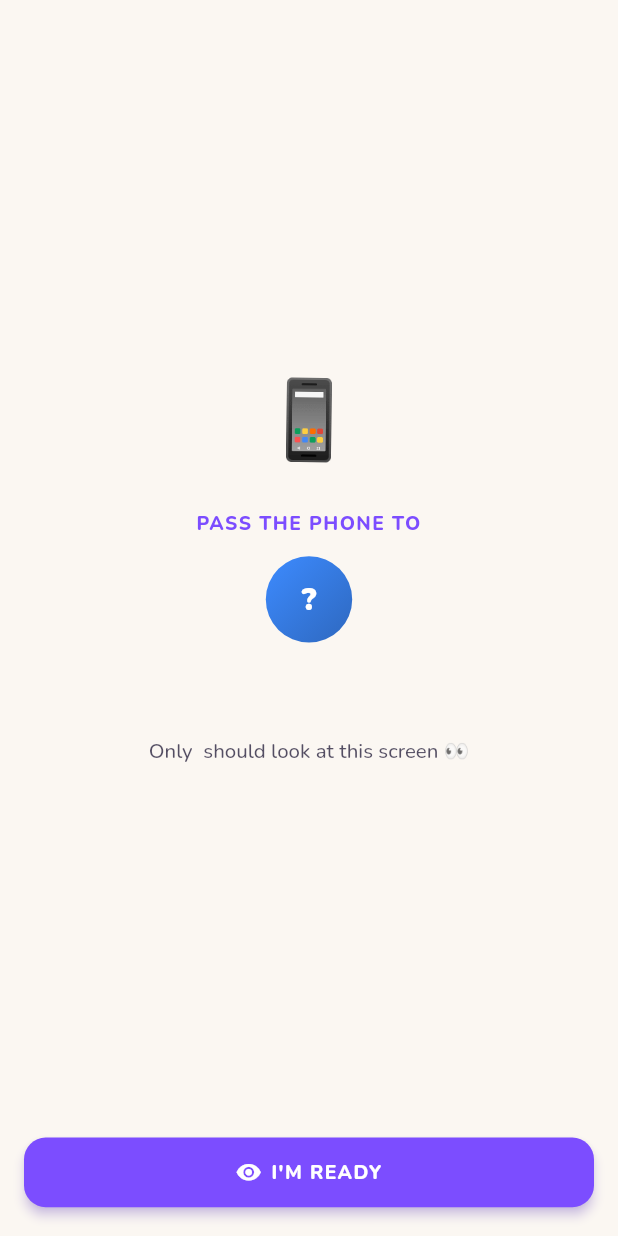
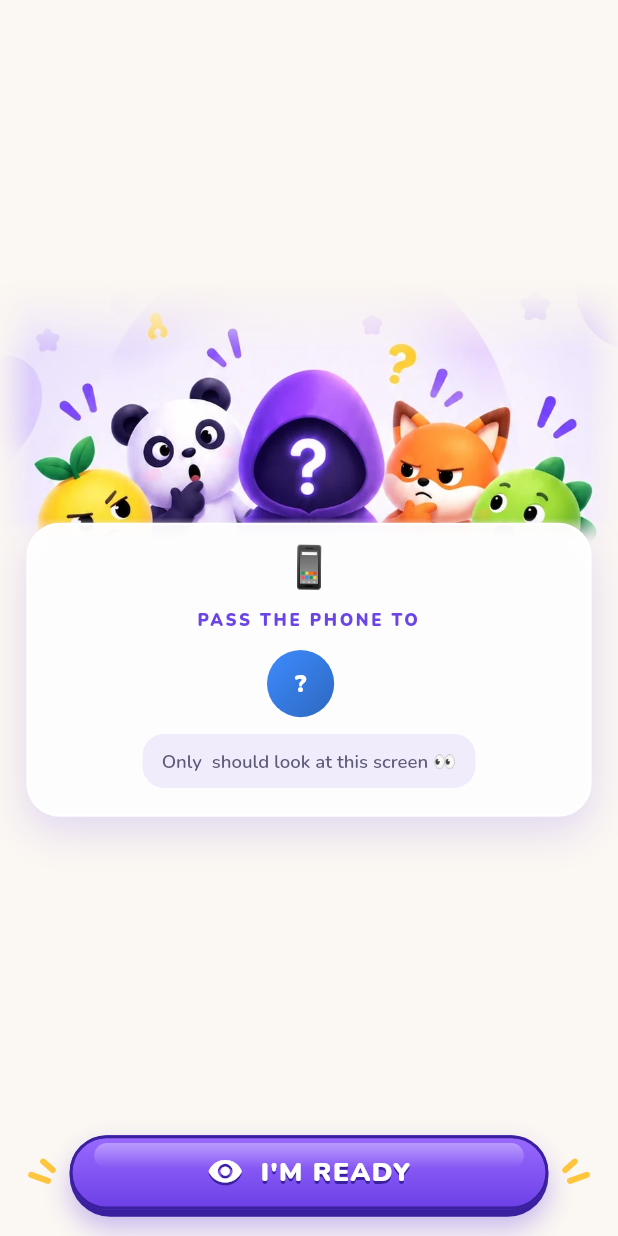
Before and after one commit to TheSinghPranjal/undercover, a Flutter app: the PassPhoneView widget shown alone on an empty page, opened directly with empty values, on a phone screen of 412 x 824 dp. Run offline on Flutter 3.47's test engine with Material 3 defaults, Android fonts, the phone set to English and light mode, and no system bars; our stand-ins replace flutter_riverpod, shared_preferences; accounts and stored records are empty.

Commit message:
fix : screen fixes for undercover

```diff
--- a/lib/features/imposter/presentation/screens/round_flow_screen.dart
+++ b/lib/features/imposter/presentation/screens/round_flow_screen.dart
@@ -2,6 +2,7 @@ import 'package:flutter/material.dart';
 import 'package:flutter/services.dart';
 import 'package:flutter_riverpod/flutter_riverpod.dart';
 
+import '../../../../app/theme/app_theme.dart';
 import '../../../../app/theme/app_tokens.dart';
 import '../../../../core/widgets/game_background.dart';
 import '../../domain/enums/game_phase.dart';
@@ -9,6 +10,7 @@ import '../providers/providers.dart';
 import '../providers/ui_providers.dart';
 import '../widgets/exit_round_dialog.dart';
 import '../widgets/pass_phone_view.dart';
+import '../widgets/playful_ui.dart';
 import '../widgets/reveal_view.dart';
 import '../widgets/round_ready_view.dart';
 
@@ -32,6 +34,13 @@ class _RoundFlowScreenState extends ConsumerState<RoundFlowScreen>
   void initState() {
     super.initState();
     WidgetsBinding.instance.addObserver(this);
+  }
+
+  @override
+  void didChangeDependencies() {
+    super.didChangeDependencies();
+    // The first hand-off screen appears immediately; avoid the art popping in.
+    precacheImage(const AssetImage(PassPhoneView.suspectsAsset), context);
   }
 
   @override
@@ -75,7 +84,11 @@ class _RoundFlowScreenState extends ConsumerState<RoundFlowScreen>
     final (position, total) = ref.watch(revealProgressProvider);
     final animate = animationsOn(context, ref);
     final onArt = phase == GamePhase.roundReady;
+    // Hand-off screens use the light, illustrated lavender look.
+    final onLavender =
+        phase == GamePhase.passPhone || phase == GamePhase.privacyHidden;
     final dark = Theme.of(context).brightness == Brightness.dark;
+    final fade = animate ? AppDurations.medium : Duration.zero;
 
     return PopScope(
       canPop: false,
@@ -83,7 +96,7 @@ class _RoundFlowScreenState extends ConsumerState<RoundFlowScreen>
         if (!didPop) _handleBack();
       },
       child: AnnotatedRegion<SystemUiOverlayStyle>(
-        value: onArt || dark
+        value: onArt || (dark && !onLavender)
             ? SystemUiOverlayStyle.light
             : SystemUiOverlayStyle.dark,
         child: Scaffold(
@@ -91,12 +104,19 @@ class _RoundFlowScreenState extends ConsumerState<RoundFlowScreen>
             child: Stack(
               fit: StackFit.expand,
               children: [
+                IgnorePointer(
+                  child: AnimatedOpacity(
+                    opacity: onLavender ? 1 : 0,
+                    duration: fade,
+                    child: const PlayfulBackground(child: SizedBox.expand()),
+                  ),
+                ),
                 // Kept in the tree (invisible) for the whole round so the
                 // artwork is already decoded when the round-ready view appears.
                 IgnorePointer(
                   child: AnimatedOpacity(
                     opacity: onArt ? 1 : 0,
-                    duration: animate ? AppDurations.medium : Duration.zero,
+                    duration: fade,
                     child: Image.asset(
                       RoundReadyView.backgroundAsset,
                       fit: BoxFit.cover,
@@ -107,12 +127,15 @@ class _RoundFlowScreenState extends ConsumerState<RoundFlowScreen>
                 SafeArea(
                   child: Column(
                     children: [
-                      _TopBar(
-                        phase: phase,
-                        position: position,
-                        total: total,
-                        onArt: onArt,
-                        onClose: _handleBack,
+                      Theme(
+                        data: onLavender ? AppTheme.light : Theme.of(context),
+                        child: _TopBar(
+                          phase: phase,
+                          position: position,
+                          total: total,
+                          onArt: onArt,
+                          onClose: _handleBack,
+                        ),
                       ),
                       Expanded(
                         child: AnimatedSwitcher(
--- a/lib/features/imposter/presentation/widgets/pass_phone_view.dart
+++ b/lib/features/imposter/presentation/widgets/pass_phone_view.dart
@@ -1,11 +1,15 @@
 import 'package:flutter/material.dart';
 
-import '../../../../app/theme/app_tokens.dart';
+import '../../../../app/theme/app_theme.dart';
 import '../../../../core/widgets/player_avatar.dart';
 import '../../domain/entities/player.dart';
-import 'game_button.dart';
+import 'playful_ui.dart';
 
 /// "Pass the phone to …" – shows nothing secret.
+///
+/// The suspects from the home art peek over the name card. Drawn over the
+/// lavender [PlayfulBackground] (see the round flow screen), so it always
+/// uses the light palette.
 class PassPhoneView extends StatelessWidget {
   const PassPhoneView({
     super.key,
@@ -18,6 +22,9 @@ class PassPhoneView extends StatelessWidget {
     this.animate = true,
   });
 
+  static const suspectsAsset = 'assets/images/pass_phone_suspects.webp';
+  static const _suspectsAspect = 941 / 396;
+
   final Player player;
   final bool isFirst;
   final VoidCallback onReady;
@@ -28,62 +35,178 @@ class PassPhoneView extends StatelessWidget {
 
   @override
   Widget build(BuildContext context) {
-    final text = Theme.of(context).textTheme;
-    final scheme = Theme.of(context).colorScheme;
-    return Padding(
-      padding: const EdgeInsets.symmetric(horizontal: AppSpacing.gutter),
+    return Theme(
+      data: AppTheme.light,
+      child: Center(
+        child: ConstrainedBox(
+          // Keeps the layout phone-shaped on tablets.
+          constraints: const BoxConstraints(maxWidth: 560),
+          child: LayoutBuilder(
+            builder: (context, constraints) => SingleChildScrollView(
+              padding: const EdgeInsets.fromLTRB(22, 0, 22, 16),
+              child: ConstrainedBox(
+                constraints: BoxConstraints(
+                  minHeight: constraints.maxHeight - 16,
+                ),
+                child: IntrinsicHeight(
                   child: Column(
                     children: [
-          Expanded(
-            child: Center(
-              child: SingleChildScrollView(
-                child: Column(
-                  mainAxisSize: MainAxisSize.min,
-                  children: [
-                    _Bouncing(
-                      animate: animate,
-                      child: Text(emoji, style: const TextStyle(fontSize: 64)),
-                    ),
-                    const SizedBox(height: AppSpacing.lg),
-                    Text(
-                      title ??
-                          (isFirst ? 'GIVE THE PHONE TO' : 'PASS THE PHONE TO'),
-                      textAlign: TextAlign.center,
-                      style: text.labelLarge?.copyWith(color: scheme.primary),
-                    ),
-                    const SizedBox(height: AppSpacing.md),
-                    PlayerAvatar(name: player.name, seed: player.id, size: 72),
-                    const SizedBox(height: AppSpacing.md),
-                    Semantics(
-                      header: true,
-                      child: Text(
-                        player.name.toUpperCase(),
-                        textAlign: TextAlign.center,
-                        maxLines: 2,
-                        overflow: TextOverflow.ellipsis,
-                        style: text.displayMedium,
+                      const Spacer(),
+                      // The art bleeds into the side gutters.
+                      Transform.scale(
+                        scale: 1.12,
+                        child: const AspectRatio(
+                          aspectRatio: _suspectsAspect,
+                          child: ExcludeSemantics(
+                            child: Image(
+                              image: AssetImage(suspectsAsset),
+                              fit: BoxFit.contain,
                             ),
                           ),
-                    const SizedBox(height: AppSpacing.md),
-                    Text(
+                        ),
+                      ),
+                      // Pull the card up over the faded bottom of the art so
+                      // the suspects peek over it.
+                      Transform.translate(
+                        offset: const Offset(0, -6),
+                        child: _NameCard(
+                          player: player,
+                          emoji: emoji,
+                          animate: animate,
+                          title:
+                              title ??
+                              (isFirst
+                                  ? 'GIVE THE PHONE TO'
+                                  : 'PASS THE PHONE TO'),
+                          message:
                               message ??
                               'Only ${player.name} should look at this screen 👀',
-                      textAlign: TextAlign.center,
-                      style: text.bodyLarge?.copyWith(
-                        color: scheme.onSurface.withValues(alpha: 0.75),
                         ),
+                      ),
+                      const Spacer(),
+                      const SizedBox(height: 16),
+                      Row(
+                        children: [
+                          const Sparks(
+                            color: PlayfulColors.yellow,
+                            mirrored: true,
+                          ),
+                          const SizedBox(width: 10),
+                          Expanded(
+                            child: PillButton(
+                              label: "I'M READY",
+                              icon: Icons.visibility_rounded,
+                              primary: true,
+                              onPressed: onReady,
+                            ),
+                          ),
+                          const SizedBox(width: 10),
+                          const Sparks(color: PlayfulColors.yellow),
+                        ],
                       ),
                     ],
                   ),
                 ),
               ),
             ),
-          GameButton(
-            label: "I'M READY",
-            icon: Icons.visibility_rounded,
-            onPressed: onReady,
           ),
-          const SizedBox(height: AppSpacing.lg),
+        ),
+      ),
+    );
+  }
+}
+
+class _NameCard extends StatelessWidget {
+  const _NameCard({
+    required this.player,
+    required this.emoji,
+    required this.animate,
+    required this.title,
+    required this.message,
+  });
+
+  final Player player;
+  final String emoji;
+  final bool animate;
+  final String title;
+  final String message;
+
+  @override
+  Widget build(BuildContext context) {
+    return Container(
+      width: double.infinity,
+      padding: const EdgeInsets.fromLTRB(20, 16, 20, 22),
+      decoration: BoxDecoration(
+        color: Colors.white.withValues(alpha: 0.94),
+        borderRadius: BorderRadius.circular(28),
+        border: Border.all(color: Colors.white, width: 2),
+        boxShadow: [
+          BoxShadow(
+            color: PlayfulColors.accent.withValues(alpha: 0.18),
+            blurRadius: 28,
+            offset: const Offset(0, 12),
+          ),
+        ],
+      ),
+      child: Column(
+        children: [
+          _Bouncing(
+            animate: animate,
+            child: Text(emoji, style: const TextStyle(fontSize: 34)),
+          ),
+          const SizedBox(height: 6),
+          Text(
+            title,
+            textAlign: TextAlign.center,
+            style: const TextStyle(
+              fontSize: 14,
+              fontWeight: FontWeight.w900,
+              letterSpacing: 2.2,
+              color: PlayfulColors.accent,
+            ),
+          ),
+          const SizedBox(height: 14),
+          Row(
+            mainAxisSize: MainAxisSize.min,
+            children: [
+              PlayerAvatar(name: player.name, seed: player.id, size: 56),
+              const SizedBox(width: 14),
+              Flexible(
+                child: Semantics(
+                  header: true,
+                  child: Text(
+                    player.name.toUpperCase(),
+                    maxLines: 2,
+                    overflow: TextOverflow.ellipsis,
+                    style: const TextStyle(
+                      fontSize: 36,
+                      fontWeight: FontWeight.w900,
+                      height: 1.05,
+                      color: PlayfulColors.ink,
+                    ),
+                  ),
+                ),
+              ),
+            ],
+          ),
+          const SizedBox(height: 14),
+          Container(
+            padding: const EdgeInsets.symmetric(horizontal: 16, vertical: 12),
+            decoration: BoxDecoration(
+              color: const Color(0xFFF1ECFC),
+              borderRadius: BorderRadius.circular(18),
+            ),
+            child: Text(
+              message,
+              textAlign: TextAlign.center,
+              style: const TextStyle(
+                fontSize: 15.5,
+                fontWeight: FontWeight.w600,
+                height: 1.35,
+                color: PlayfulColors.muted,
+              ),
+            ),
+          ),
         ],
       ),
     );
@@ -123,7 +246,7 @@ class _BouncingState extends State<_Bouncing>
   Widget build(BuildContext context) => AnimatedBuilder(
     animation: _c,
     builder: (context, child) => Transform.translate(
-      offset: Offset(0, -8 * Curves.easeInOut.transform(_c.value)),
+      offset: Offset(0, -6 * Curves.easeInOut.transform(_c.value)),
       child: Transform.rotate(angle: 0.08 * (_c.value - 0.5), child: child),
     ),
     child: ExcludeSemantics(child: widget.child),
--- a/pubspec.yaml
+++ b/pubspec.yaml
@@ -66,6 +66,7 @@ flutter:
     - assets/data/imposter_words.json
     - assets/images/home_background.webp
     - assets/images/round_ready_background.webp
+    - assets/images/pass_phone_suspects.webp
     - assets/fonts/OFL.txt
 
   fonts:
```
Also changed, not shown: assets/images/pass_phone_suspects.webp (added). Lines whose indentation alone changed are shown as unchanged.
